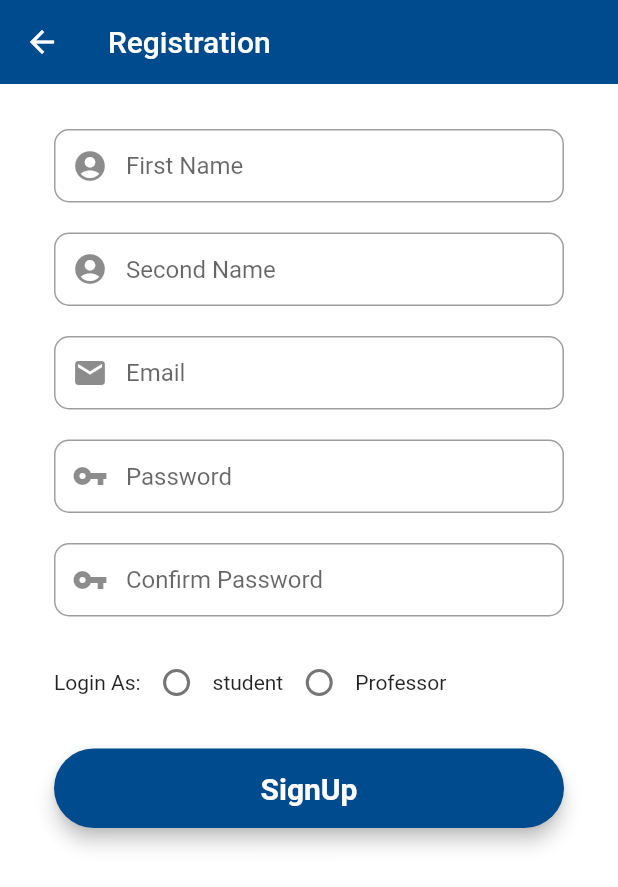
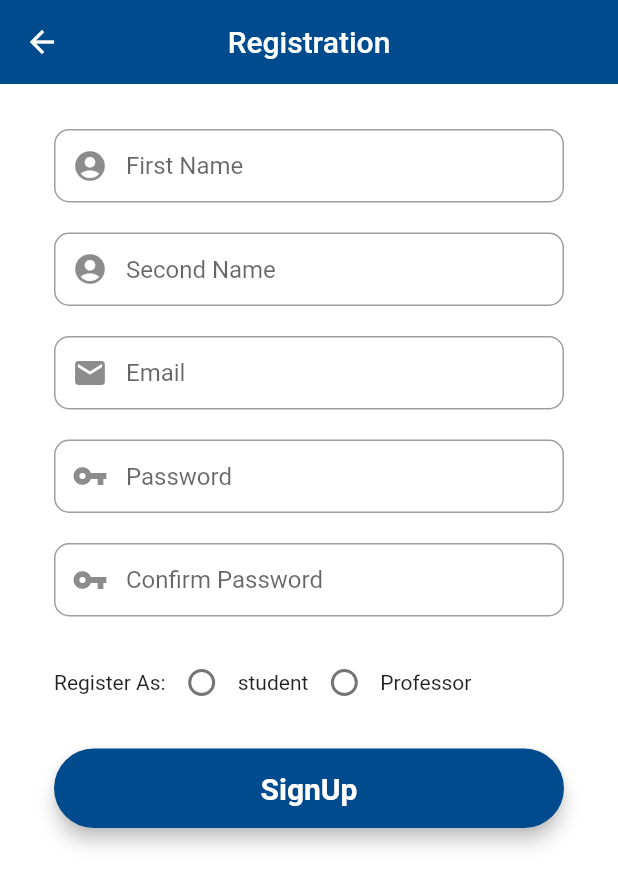
Before and after one commit to aditya-taparia/Learn-It, a Flutter app: the Register screen opened directly, on a phone screen of 412 x 824 dp. Shown: the top 887 px of the screen. Run offline on Flutter 3.47's test engine with Material 2 defaults, Android fonts, the phone set to English and light mode, and no system bars; our stand-ins replace animated_text_kit, carousel_slider, cloud_firestore, file_picker, firebase_auth, firebase_core and 3 more; missing offline and left inert: cloud_firestore_web, firebase_auth_web, firebase_core_web; accounts and stored records are empty.

Commit message:
Add files via upload

```diff
--- a/lib/screens/Home/Student/Chat/group_screen_st.dart
+++ b/lib/screens/Home/Student/Chat/group_screen_st.dart
@@ -20,6 +20,7 @@ class _GroupScreenState extends State<GroupScreenS> {
         elevation: 0,
         centerTitle: true,
         backgroundColor: const Color.fromRGBO(0, 75, 141, 1),
+        automaticallyImplyLeading: false,
       ),
       body: Column(
         children: [
--- a/lib/screens/Home/Teacher/Chat/chat_widgets/message_sent.dart
+++ b/lib/screens/Home/Teacher/Chat/chat_widgets/message_sent.dart
@@ -1,3 +1,5 @@
+// ignore_for_file: prefer_typing_uninitialized_variables
+
 import 'package:cloud_firestore/cloud_firestore.dart';
 import 'package:flutter/material.dart';
 import 'package:firebase_auth/firebase_auth.dart';
@@ -17,7 +19,6 @@ class _MessageSendState extends State<MessageSend> {
 
   // function that executes when we click button.
   var _uname, _role;
-  // ignore: prefer_typing_uninitialized_variables
   void getUname() async {
     await FirebaseFirestore.instance
         .collection('userdata')
@@ -27,7 +28,6 @@ class _MessageSendState extends State<MessageSend> {
       _uname = value.data()?["username"];
       _role = value.data()?["roles"];
     });
-    print(_uname);
     _sendMessage();
   }
 
--- a/lib/screens/Home/Teacher/Chat/group_screen.dart
+++ b/lib/screens/Home/Teacher/Chat/group_screen.dart
@@ -31,11 +31,12 @@ class _GroupScreenState extends State<GroupScreen> {
   @override
   Widget build(BuildContext context) {
     return Scaffold(
-      backgroundColor: Color.fromRGBO(0, 75, 141, 1),
+      backgroundColor: const Color.fromRGBO(0, 75, 141, 1),
       appBar: AppBar(
         title: const Text("Chat Groups"),
         centerTitle: true,
         backgroundColor: const Color.fromRGBO(0, 75, 141, 1),
+        automaticallyImplyLeading: false,
       ),
       body: Column(
         children: [
--- a/lib/screens/Home/Teacher/Dashboard/teacher_board.dart
+++ b/lib/screens/Home/Teacher/Dashboard/teacher_board.dart
@@ -24,6 +24,7 @@ class ProfDashboard extends StatelessWidget {
               backgroundColor: const Color.fromRGBO(0, 75, 141, 1),
               elevation: 0,
               centerTitle: true,
+              automaticallyImplyLeading: false,
             ),
             body: Column(
               mainAxisAlignment: MainAxisAlignment.start,
--- a/lib/screens/Home/Teacher/Library/teach_library.dart
+++ b/lib/screens/Home/Teacher/Library/teach_library.dart
@@ -25,6 +25,7 @@ class _TlibraryState extends State<Tlibrary> {
           title: const Text('Your Courses'),
           centerTitle: true,
           backgroundColor: const Color.fromRGBO(0, 75, 141, 1),
+          automaticallyImplyLeading: false,
         ),
         body: const CourseList(),
         backgroundColor: const Color(0x00CCCCCC),
--- a/lib/screens/Settings/setting.dart
+++ b/lib/screens/Settings/setting.dart
@@ -145,6 +145,7 @@ class _SettingState extends State<Setting> {
         title: const Text("Settings"),
         centerTitle: true,
         backgroundColor: const Color.fromRGBO(0, 74, 140, 1),
+        automaticallyImplyLeading: false,
       ),
       body: Padding(
         padding: const EdgeInsets.all(8.0),
--- a/lib/screens/authenticate/sign_in.dart
+++ b/lib/screens/authenticate/sign_in.dart
@@ -89,7 +89,7 @@ class _SignInState extends State<SignIn> {
                               const SizedBox(
                                 height: 20,
                               ),
-                              // Email Field
+                              // Password Field
                               TextFormField(
                                 decoration: InputDecoration(
                                     prefixIcon: const Icon(Icons.vpn_key),
@@ -109,6 +109,7 @@ class _SignInState extends State<SignIn> {
                                     password = val;
                                   });
                                 },
+                                obscureText: true,
                               ),
                               const SizedBox(
                                 height: 20,
--- a/lib/screens/authenticate/sign_up.dart
+++ b/lib/screens/authenticate/sign_up.dart
@@ -1,7 +1,6 @@
 import 'package:flutter/material.dart';
 import 'package:learn_it/screens/wrapper.dart';
 import 'package:learn_it/services/auth.dart';
-import 'package:learn_it/shared/loading.dart';
 
 class Register extends StatefulWidget {
   const Register({Key? key}) : super(key: key);
@@ -21,11 +20,11 @@ class _RegisterState extends State<Register> {
   // For validation
   final _formKey = GlobalKey<FormState>();
 
-  final firstNameEditingController = new TextEditingController();
-  final secondNameEditingController = new TextEditingController();
-  final emailEditingController = new TextEditingController();
-  final passwordEditingController = new TextEditingController();
-  final confirmPasswordEditingController = new TextEditingController();
+  final firstNameEditingController = TextEditingController();
+  final secondNameEditingController = TextEditingController();
+  final emailEditingController = TextEditingController();
+  final passwordEditingController = TextEditingController();
+  final confirmPasswordEditingController = TextEditingController();
 
   @override
   Widget build(BuildContext context) {
@@ -34,7 +33,7 @@ class _RegisterState extends State<Register> {
         controller: firstNameEditingController,
         keyboardType: TextInputType.name,
         validator: (value) {
-          RegExp regex = new RegExp(r'^.{3,}$');
+          RegExp regex = RegExp(r'^.{3,}$');
           if (value!.isEmpty) {
             return ("First Name cannot be Empty");
           }
@@ -48,8 +47,8 @@ class _RegisterState extends State<Register> {
         },
         textInputAction: TextInputAction.next,
         decoration: InputDecoration(
-          prefixIcon: Icon(Icons.account_circle),
-          contentPadding: EdgeInsets.fromLTRB(20, 15, 20, 15),
+          prefixIcon: const Icon(Icons.account_circle),
+          contentPadding: const EdgeInsets.fromLTRB(20, 15, 20, 15),
           hintText: "First Name",
           border: OutlineInputBorder(
             borderRadius: BorderRadius.circular(10),
@@ -72,8 +71,8 @@ class _RegisterState extends State<Register> {
         },
         textInputAction: TextInputAction.next,
         decoration: InputDecoration(
-          prefixIcon: Icon(Icons.account_circle),
-          contentPadding: EdgeInsets.fromLTRB(20, 15, 20, 15),
+          prefixIcon: const Icon(Icons.account_circle),
+          contentPadding: const EdgeInsets.fromLTRB(20, 15, 20, 15),
           hintText: "Second Name",
           border: OutlineInputBorder(
             borderRadius: BorderRadius.circular(10),
@@ -101,8 +100,8 @@ class _RegisterState extends State<Register> {
         },
         textInputAction: TextInputAction.next,
         decoration: InputDecoration(
-          prefixIcon: Icon(Icons.mail),
-          contentPadding: EdgeInsets.fromLTRB(20, 15, 20, 15),
+          prefixIcon: const Icon(Icons.mail),
+          contentPadding: const EdgeInsets.fromLTRB(20, 15, 20, 15),
           hintText: "Email",
           border: OutlineInputBorder(
             borderRadius: BorderRadius.circular(10),
@@ -115,7 +114,7 @@ class _RegisterState extends State<Register> {
         controller: passwordEditingController,
         obscureText: true,
         validator: (value) {
-          RegExp regex = new RegExp(r'^.{6,}$');
+          RegExp regex = RegExp(r'^.{6,}$');
           if (value!.isEmpty) {
             return ("Password is required for login");
           }
@@ -128,8 +127,8 @@ class _RegisterState extends State<Register> {
         },
         textInputAction: TextInputAction.next,
         decoration: InputDecoration(
-          prefixIcon: Icon(Icons.vpn_key),
-          contentPadding: EdgeInsets.fromLTRB(20, 15, 20, 15),
+          prefixIcon: const Icon(Icons.vpn_key),
+          contentPadding: const EdgeInsets.fromLTRB(20, 15, 20, 15),
           hintText: "Password",
           border: OutlineInputBorder(
             borderRadius: BorderRadius.circular(10),
@@ -153,18 +152,17 @@ class _RegisterState extends State<Register> {
         },
         textInputAction: TextInputAction.done,
         decoration: InputDecoration(
-          prefixIcon: Icon(Icons.vpn_key),
-          contentPadding: EdgeInsets.fromLTRB(20, 15, 20, 15),
+          prefixIcon: const Icon(Icons.vpn_key),
+          contentPadding: const EdgeInsets.fromLTRB(20, 15, 20, 15),
           hintText: "Confirm Password",
           border: OutlineInputBorder(
             borderRadius: BorderRadius.circular(10),
           ),
         ));
 //role
-    final role = Container(
-        child: Row(
+    final role = Row(
       children: [
-        Text("Login As:"),
+        const Text("Register As:"),
         Row(
           children: [
             Radio(
@@ -174,11 +172,10 @@ class _RegisterState extends State<Register> {
                 setState(() {
                   roletext = "student";
                   _value = int.parse(value.toString());
-                  print(roletext);
                 });
               },
             ),
-            Text("student"),
+            const Text("student"),
           ],
         ),
         Row(
@@ -190,22 +187,21 @@ class _RegisterState extends State<Register> {
                 setState(() {
                   _value = int.parse(value.toString());
                   roletext = "teacher";
-                  print(roletext);
                 });
               },
             ),
-            Text("Professor"),
+            const Text("Professor"),
           ],
         )
       ],
-    ));
+    );
     //signup button
     final signUpButton = Material(
       elevation: 5,
       borderRadius: BorderRadius.circular(30),
-      color: Color.fromRGBO(0, 75, 141, 1),
+      color: const Color.fromRGBO(0, 75, 141, 1),
       child: MaterialButton(
-          padding: EdgeInsets.fromLTRB(20, 15, 20, 15),
+          padding: const EdgeInsets.fromLTRB(20, 15, 20, 15),
           minWidth: MediaQuery.of(context).size.width,
           onPressed: () async {
             if (_formKey.currentState!.validate()) {
@@ -233,7 +229,7 @@ class _RegisterState extends State<Register> {
               }
             }
           },
-          child: Text(
+          child: const Text(
             "SignUp",
             textAlign: TextAlign.center,
             style: TextStyle(
@@ -245,7 +241,8 @@ class _RegisterState extends State<Register> {
       backgroundColor: Colors.white,
       appBar: AppBar(
         backgroundColor: const Color.fromRGBO(0, 75, 141, 1),
-        title: Text("Registration"),
+        title: const Text("Registration"),
+        centerTitle: true,
         elevation: 0,
       ),
       body: SingleChildScrollView(
@@ -259,21 +256,21 @@ class _RegisterState extends State<Register> {
                 mainAxisAlignment: MainAxisAlignment.start,
                 crossAxisAlignment: CrossAxisAlignment.center,
                 children: <Widget>[
-                  SizedBox(height: 30),
+                  const SizedBox(height: 30),
                   firstNameField,
-                  SizedBox(height: 20),
+                  const SizedBox(height: 20),
                   secondNameField,
-                  SizedBox(height: 20),
+                  const SizedBox(height: 20),
                   emailField,
-                  SizedBox(height: 20),
+                  const SizedBox(height: 20),
                   passwordField,
-                  SizedBox(height: 20),
+                  const SizedBox(height: 20),
                   confirmPasswordField,
-                  SizedBox(height: 20),
+                  const SizedBox(height: 20),
                   role,
-                  SizedBox(height: 20),
+                  const SizedBox(height: 20),
                   signUpButton,
-                  SizedBox(height: 15),
+                  const SizedBox(height: 15),
                 ],
               ),
             ),
```
Also changed, not shown: lib/screens/Home/Student/Dashboard/student_board.dart (+8 -5 lines), lib/screens/Home/Student/Library/library.dart (+1 -12 lines), lib/screens/Home/Teacher/Chat/chat_widgets/group_list.dart (+11 -13 lines), lib/screens/Home/Teacher/Chat/chat_widgets/message_bubble.dart (+14 -12 lines), lib/screens/authenticate/start_screen.dart (+9 -5 lines), lib/shared/course_page.dart (+50 -60 lines).
